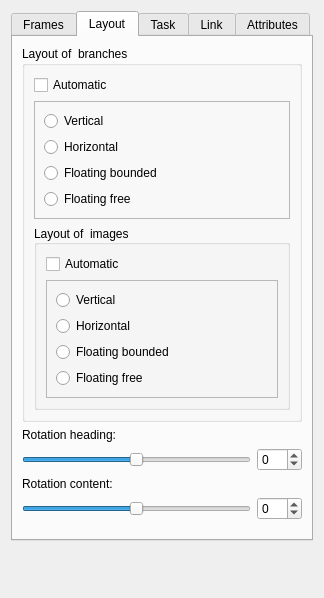
Qt form forms/branchpropeditor.ui (insilmaril/vym) before a commit.
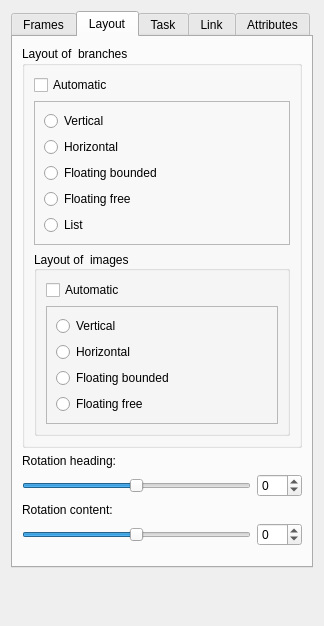
The same form after that commit. The open tabs and pages were chosen to show the change.

Commit message: Initial support for bullet point list layout

```diff
--- a/forms/branchpropeditor.ui
+++ b/forms/branchpropeditor.ui
@@ -7,7 +7,7 @@
     <x>0</x>
     <y>0</y>
     <width>324</width>
-    <height>598</height>
+    <height>626</height>
    </rect>
   </property>
   <property name="sizePolicy">
@@ -443,6 +443,16 @@
                    </attribute>
                   </widget>
                  </item>
+                 <item>
+                  <widget class="QRadioButton" name="branchesLayoutListButton">
+                   <property name="text">
+                    <string>List</string>
+                   </property>
+                   <attribute name="buttonGroup">
+                    <string notr="true">branchesLayoutsButtonGroup</string>
+                   </attribute>
+                  </widget>
+                 </item>
                 </layout>
                </item>
               </layout>
```
Left out of the diff: 2 changed lines with no effect on the pictures. The commit also changes 11 other files.
